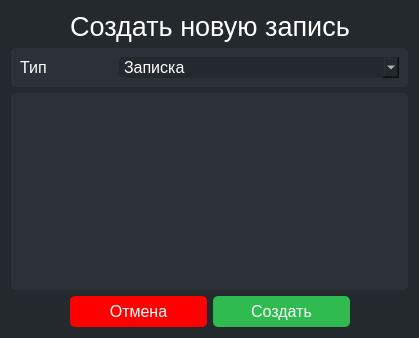
The window that UI/new_note.ui (bobrnebobr/KyrgyzstanProjectPyQT) describes before a commit, drawn with Qt 5.
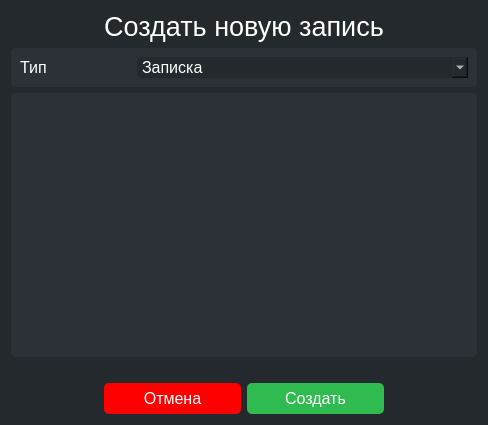
The same window after the commit.

Commit message: add password generator ui, view of notes and passwords, adding new notes and passwords

```diff
--- a/UI/new_note.ui
+++ b/UI/new_note.ui
@@ -6,8 +6,8 @@
    <rect>
     <x>0</x>
     <y>0</y>
-    <width>419</width>
-    <height>338</height>
+    <width>488</width>
+    <height>425</height>
    </rect>
   </property>
   <property name="sizePolicy">
@@ -24,8 +24,8 @@
 border-radius:5px;
 border-width:2px;</string>
   </property>
-  <layout class="QGridLayout" name="gridLayout" rowstretch="0,0,1,0">
-   <item row="3" column="2">
+  <layout class="QGridLayout" name="gridLayout" rowstretch="0,0,1,0,0">
+   <item row="4" column="2">
     <spacer name="horizontalSpacer_2">
      <property name="orientation">
       <enum>Qt::Horizontal</enum>
@@ -38,70 +38,7 @@
      </property>
     </spacer>
    </item>
-   <item row="1" column="0" colspan="3">
-    <widget class="QWidget" name="horizontalWidget_2" native="true">
-     <property name="styleSheet">
-      <string notr="true">background-color:rgb(43,49,55);
-border-width:2;border-radius:5px;</string>
-     </property>
-     <layout class="QHBoxLayout" name="horizontalLayout_2" stretch="1,3">
-      <item>
-       <widget class="QLabel" name="typeLabel">
-        <property name="sizePolicy">
-         <sizepolicy hsizetype="Preferred" vsizetype="Minimum">
-          <horstretch>0</horstretch>
-          <verstretch>0</verstretch>
-         </sizepolicy>
-        </property>
-        <property name="font">
-         <font>
-          <family>Tahoma</family>
-          <pointsize>12</pointsize>
-         </font>
-        </property>
-        <property name="styleSheet">
-         <string notr="true">color:rgb(255,255,255)</string>
-        </property>
-        <property name="text">
-         <string>Тип</string>
-        </property>
-       </widget>
-      </item>
-      <item>
-       <widget class="QComboBox" name="comboBox">
-        <property name="sizePolicy">
-         <sizepolicy hsizetype="Preferred" vsizetype="Fixed">
-          <horstretch>0</horstretch>
-          <verstretch>0</verstretch>
-         </sizepolicy>
-        </property>
-        <property name="font">
-         <font>
-          <family>Tahoma</family>
-          <pointsize>12</pointsize>
-         </font>
-        </property>
-        <property name="styleSheet">
-         <string notr="true">color:rgb(255,255,255);background-color:rgb(36,41,45);font-size:12pt;
-border-radius:5px;
-border-width:2px;</string>
-        </property>
-        <item>
-         <property name="text">
-          <string>Записка</string>
-         </property>
-        </item>
-        <item>
-         <property name="text">
-          <string>Логин и пароль</string>
-         </property>
-        </item>
-       </widget>
-      </item>
-     </layout>
-    </widget>
-   </item>
-   <item row="3" column="0">
+   <item row="4" column="0">
     <spacer name="horizontalSpacer">
      <property name="orientation">
       <enum>Qt::Horizontal</enum>
@@ -114,7 +51,7 @@
      </property>
     </spacer>
    </item>
-   <item row="3" column="1">
+   <item row="4" column="1">
     <layout class="QHBoxLayout" name="horizontalLayout">
      <item>
       <widget class="QPushButton" name="cancelButton">
@@ -175,6 +112,69 @@
      </property>
     </widget>
    </item>
+   <item row="1" column="0" colspan="3">
+    <widget class="QWidget" name="horizontalWidget_2" native="true">
+     <property name="styleSheet">
+      <string notr="true">background-color:rgb(43,49,55);
+border-width:2;border-radius:5px;</string>
+     </property>
+     <layout class="QHBoxLayout" name="horizontalLayout_2" stretch="1,3">
+      <item>
+       <widget class="QLabel" name="typeLabel">
+        <property name="sizePolicy">
+         <sizepolicy hsizetype="Preferred" vsizetype="Minimum">
+          <horstretch>0</horstretch>
+          <verstretch>0</verstretch>
+         </sizepolicy>
+        </property>
+        <property name="font">
+         <font>
+          <family>Tahoma</family>
+          <pointsize>12</pointsize>
+         </font>
+        </property>
+        <property name="styleSheet">
+         <string notr="true">color:rgb(255,255,255)</string>
+        </property>
+        <property name="text">
+         <string>Тип</string>
+        </property>
+       </widget>
+      </item>
+      <item>
+       <widget class="QComboBox" name="comboBox">
+        <property name="sizePolicy">
+         <sizepolicy hsizetype="Preferred" vsizetype="Fixed">
+          <horstretch>0</horstretch>
+          <verstretch>0</verstretch>
+         </sizepolicy>
+        </property>
+        <property name="font">
+         <font>
+          <family>Tahoma</family>
+          <pointsize>12</pointsize>
+         </font>
+        </property>
+        <property name="styleSheet">
+         <string notr="true">color:rgb(255,255,255);background-color:rgb(36,41,45);font-size:12pt;
+border-radius:5px;
+border-width:2px;</string>
+        </property>
+        <item>
+         <property name="text">
+          <string>Записка</string>
+         </property>
+        </item>
+        <item>
+         <property name="text">
+          <string>Логин и пароль</string>
+         </property>
+        </item>
+       </widget>
+      </item>
+     </layout>
+    </widget>
+   </item>
    <item row="2" column="0" colspan="3">
     <widget class="QWidget" name="formWidget" native="true">
      <property name="styleSheet">
@@ -182,6 +182,24 @@
      </property>
     </widget>
    </item>
+   <item row="3" column="0" colspan="3">
+    <widget class="QLabel" name="errorInfoLabel">
+     <property name="font">
+      <font>
+       <family>Tahoma</family>
+      </font>
+     </property>
+     <property name="styleSheet">
+      <string notr="true">color:rgb(255,0,0);</string>
+     </property>
+     <property name="text">
+      <string/>
+     </property>
+     <property name="alignment">
+      <set>Qt::AlignRight|Qt::AlignTrailing|Qt::AlignVCenter</set>
+     </property>
+    </widget>
+   </item>
   </layout>
  </widget>
  <resources/>
```
The commit also changes 18 other files.
